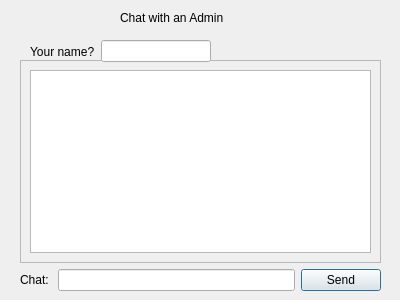
Qt form CS1C-Project-Master/contactus.ui (AustinVaday/CS1C-Class-Project) before a commit.
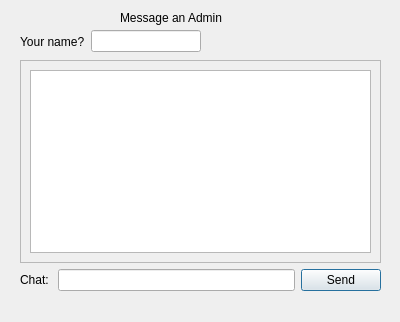
The same form after that commit.

Patch:
```diff
--- a/CS1C-Project-Master/contactus.ui
+++ b/CS1C-Project-Master/contactus.ui
@@ -7,7 +7,7 @@
     <x>0</x>
     <y>0</y>
     <width>400</width>
-    <height>300</height>
+    <height>322</height>
    </rect>
   </property>
   <property name="windowTitle">
@@ -23,10 +23,10 @@
     </rect>
    </property>
    <property name="text">
-    <string>Chat with an Admin</string>
+    <string>Message an Admin</string>
    </property>
   </widget>
-  <widget class="QWidget" name="">
+  <widget class="QWidget" name="layoutWidget">
    <property name="geometry">
     <rect>
      <x>20</x>
@@ -81,11 +81,11 @@
     </item>
    </layout>
   </widget>
-  <widget class="QWidget" name="">
+  <widget class="QWidget" name="layoutWidget">
    <property name="geometry">
     <rect>
-     <x>30</x>
-     <y>40</y>
+     <x>20</x>
+     <y>30</y>
      <width>181</width>
      <height>23</height>
     </rect>
```
